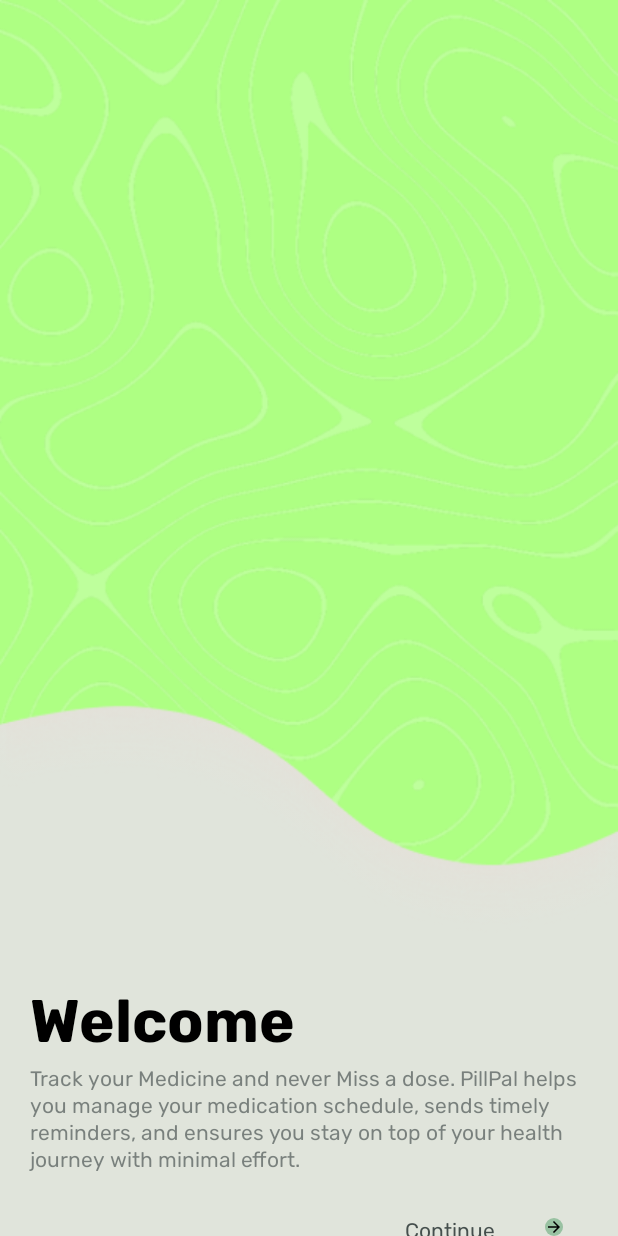
After one commit to Vasant-rawat/DoseFlow, an Android app built with Jetpack Compose: the @Preview function WelcomeScreen, on a phone screen of 412 x 824 dp. The commit adds this screen. Run offline under Robolectric (Android 15) with nearby library versions, the phone set to English and light mode, and no system bars.

Commit message:
feat: add WelcomeScreen and SignIn UI with Rubik font integration

```diff
--- /dev/null
+++ b/app/src/main/java/com/vasant/pillpal/ui/screens/AuthScreens/WelcomeScreen.kt
@@ -0,0 +1,105 @@
+package com.vasant.pillpal.ui.screens.AuthScreens
+
+import androidx.compose.foundation.Image
+import androidx.compose.foundation.background
+import androidx.compose.foundation.layout.Arrangement
+import androidx.compose.foundation.layout.Box
+import androidx.compose.foundation.layout.Column
+import androidx.compose.foundation.layout.Row
+import androidx.compose.foundation.layout.Spacer
+import androidx.compose.foundation.layout.fillMaxSize
+import androidx.compose.foundation.layout.fillMaxWidth
+import androidx.compose.foundation.layout.height
+import androidx.compose.foundation.layout.padding
+import androidx.compose.foundation.layout.width
+import androidx.compose.foundation.shape.RoundedCornerShape
+import androidx.compose.material.icons.Icons
+import androidx.compose.material.icons.filled.ArrowForward
+import androidx.compose.material3.Text
+import androidx.compose.runtime.Composable
+import androidx.compose.ui.Alignment
+import androidx.compose.ui.Modifier
+import androidx.compose.ui.draw.clip
+import androidx.compose.ui.layout.ContentScale
+import androidx.compose.ui.res.painterResource
+import androidx.compose.ui.text.font.FontWeight
+import androidx.compose.ui.tooling.preview.Preview
+import androidx.compose.ui.unit.dp
+import androidx.compose.ui.unit.sp
+import com.vasant.pillpal.R
+import com.vasant.pillpal.ui.theme.BackgroundColor
+import com.vasant.pillpal.ui.theme.SecondaryContainerColor
+import com.vasant.pillpal.ui.theme.fontColor
+import com.vasant.pillpal.ui.theme.rubikFamily
+
+@Preview
+@Composable
+fun WelcomeScreen() {
+    Box(
+        modifier = Modifier
+            .fillMaxSize()
+            .background(color = BackgroundColor),
+    ) {
+
+        Column {
+            //Box(contentAlignment = Alignment.BottomEnd, modifier = Modifier) {
+            Image(
+                painter = painterResource(R.drawable.background),
+                contentDescription = null,
+                contentScale = ContentScale.FillWidth,
+                modifier = Modifier.fillMaxWidth()
+            )
+            //}
+            Column(modifier = Modifier.padding(start = 20.dp, end = 20.dp)) {
+                Text(
+                    text = "Welcome",
+                    fontWeight = FontWeight.Bold,
+                    fontSize = 40.sp,
+                    fontFamily = rubikFamily
+                )
+                Spacer(modifier = Modifier.height(5.dp))
+                Text(
+                    text = "Track your Medicine and never Miss a dose. " +
+                            "PillPal helps you manage your medication schedule, sends timely reminders," +
+                            " and ensures you stay on top of your health journey with minimal effort.",
+                    color = fontColor.copy(0.6f),
+                    fontWeight = FontWeight.Normal,
+                    fontSize = 14.sp,
+                    lineHeight = 18.sp,
+                    fontFamily = rubikFamily
+                )
+                Spacer(modifier = Modifier.height(30.dp))
+                Row(
+                    modifier = Modifier
+                        .fillMaxWidth()
+                        .align(Alignment.End),
+                    horizontalArrangement = Arrangement.SpaceAround
+                ) {
+                    Spacer(Modifier.width(200.dp))
+                    Text(
+                        text = "Continue",
+                        fontFamily = rubikFamily,
+                        fontSize = 14.sp,
+                        color = fontColor.copy(0.9f)
+                    )
+                    Box(
+                        modifier = Modifier
+                            .clip(RoundedCornerShape(30.dp))
+                            .background(
+                                SecondaryContainerColor
+                            )
+                    ) {
+                        Image(
+                            imageVector = Icons.Default.ArrowForward,
+                            contentDescription = null
+                        )
+                    }
+                }
+
+            }
+
+
+        }
+    }
+
+}
--- a/app/src/main/java/com/vasant/pillpal/ui/theme/Type.kt
+++ b/app/src/main/java/com/vasant/pillpal/ui/theme/Type.kt
@@ -12,6 +12,12 @@ val jetbrainFamily = FontFamily(
     Font(R.font.regular, FontWeight.Normal),
     Font(R.font.medium, FontWeight.Medium),
     Font(R.font.jetbrainsmonobold, FontWeight.Bold)
+)
+val rubikFamily = FontFamily(
+    Font(R.font.rubikregular, FontWeight.Normal),
+    Font(R.font.rubikbold, FontWeight.Bold),
+    Font(R.font.rubiksemibold, FontWeight.SemiBold),
+    Font(R.font.rubikblack, FontWeight.Black)
 )
 
 // Set of Material typography styles to start with
```
Also changed, not shown: app/src/main/java/com/vasant/pillpal/ui/screens/AuthScreens/SingIn.kt (added, +204 -0 lines), app/src/main/res/drawable/background.png (added), app/src/main/res/drawable/eye.png (added), app/src/main/res/drawable/hidden.png (added), app/src/main/res/font/rbikmedium.ttf (added), app/src/main/res/font/rubikblack.ttf (added), app/src/main/res/font/rubikbold.ttf (added), app/src/main/res/font/rubikextrabold.ttf (added), app/src/main/res/font/rubikregular.ttf (added), app/src/main/res/font/rubiksemibold.ttf (added), app/src/main/res/font/rubiksemibolditalic.ttf (added).
